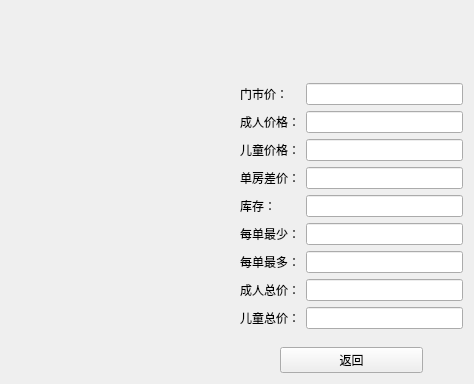
Qt form priceeditor.ui (ronnyluo/smart) before a commit.
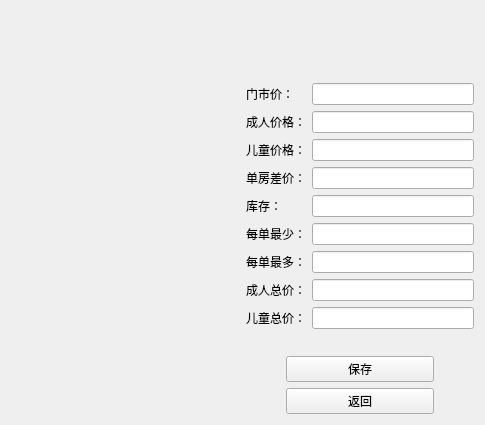
The same form after that commit. Custom widgets are drawn as their Qt base class.

Commit message: 1.价格编译器里面添加保存按钮2.没有数据更新时不调用更新接口

Diff of the .ui file:
```diff
--- a/priceeditor.ui
+++ b/priceeditor.ui
@@ -9,8 +9,8 @@
    <rect>
     <x>0</x>
     <y>0</y>
-    <width>474</width>
-    <height>384</height>
+    <width>485</width>
+    <height>425</height>
    </rect>
   </property>
   <property name="windowTitle">
@@ -19,7 +19,7 @@
   <property name="autoFillBackground">
    <bool>true</bool>
   </property>
-  <layout class="QHBoxLayout" name="horizontalLayout_2">
+  <layout class="QHBoxLayout" name="horizontalLayout_3">
    <item>
     <widget class="Calendar" name="widgetCalendar" native="true">
      <property name="sizePolicy">
@@ -180,6 +180,49 @@
        </property>
       </spacer>
      </item>
+     <item>
+      <layout class="QHBoxLayout" name="horizontalLayout_2">
+       <item>
+        <spacer name="horizontalSpacer_3">
+         <property name="orientation">
+          <enum>Qt::Horizontal</enum>
+         </property>
+         <property name="sizeType">
+          <enum>QSizePolicy::Preferred</enum>
+         </property>
+         <property name="sizeHint" stdset="0">
+          <size>
+           <width>40</width>
+           <height>20</height>
+          </size>
+         </property>
+        </spacer>
+       </item>
+       <item>
+        <widget class="QPushButton" name="pushButton_Save">
+         <property name="text">
+          <string>保存</string>
+         </property>
+        </widget>
+       </item>
+       <item>
+        <spacer name="horizontalSpacer_4">
+         <property name="orientation">
+          <enum>Qt::Horizontal</enum>
+         </property>
+         <property name="sizeType">
+          <enum>QSizePolicy::Preferred</enum>
+         </property>
+         <property name="sizeHint" stdset="0">
+          <size>
+           <width>40</width>
+           <height>20</height>
+          </size>
+         </property>
+        </spacer>
+       </item>
+      </layout>
+     </item>
      <item>
       <layout class="QHBoxLayout" name="horizontalLayout">
        <item>
```
The commit also changes 6 other files.
